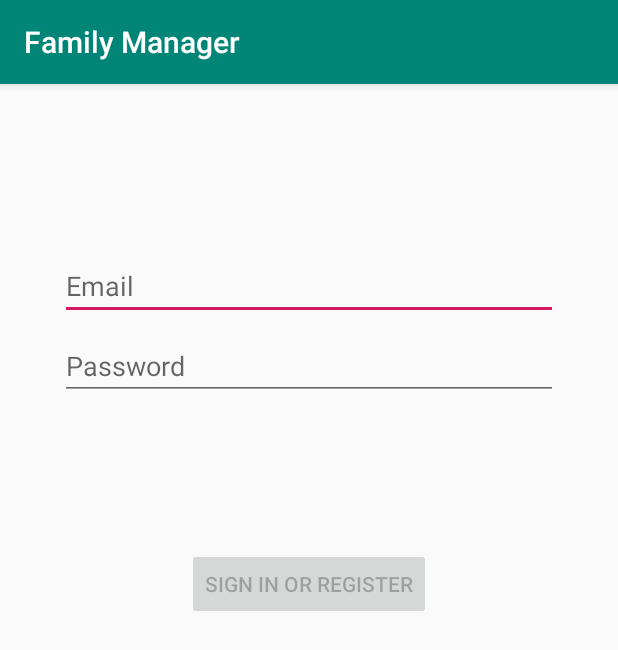
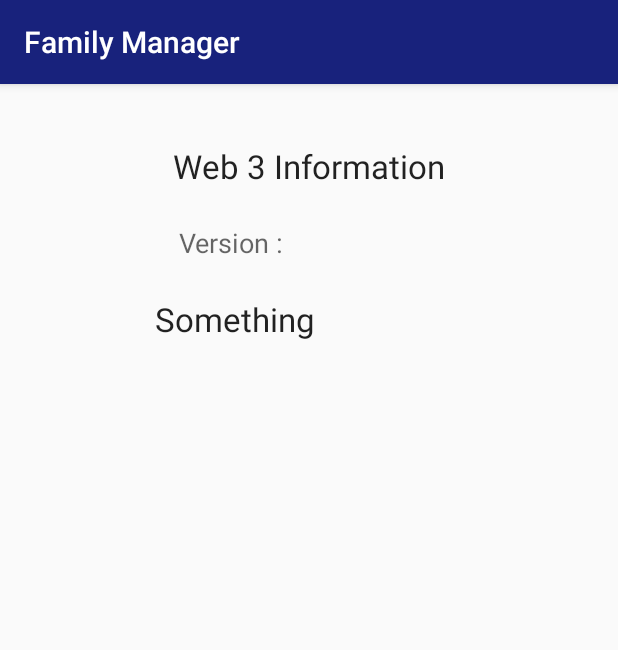
Before and after one commit to MatthewsD776/FamilyManager, an Android app: the screen it shows after launch (LoginActivity), on a phone screen of 412 x 824 dp. Shown: the top 650 px of the screen. Run offline under Robolectric (Android 15) with nearby library versions, the phone set to English and light mode, and no system bars; libraries missing offline, so code that uses them is left out: org.bouncycastle.jce, org.web3j.protocol; 5 statements that could not run were skipped.

```diff
--- /dev/null
+++ b/AndroidApp/app/src/main/java/dev/darrenmatthews/familymanager/GenerateWeb3.java
@@ -0,0 +1,47 @@
+package dev.darrenmatthews.familymanager;
+
+import android.content.Context;
+import android.os.AsyncTask;
+
+import org.web3j.protocol.Web3j;
+import org.web3j.protocol.core.methods.response.Web3ClientVersion;
+import org.web3j.protocol.http.HttpService;
+
+import java.io.IOException;
+
+import dev.darrenmatthews.familymanager.ui.login.OnEventListener;
+
+public class GenerateWeb3 extends AsyncTask<Void, Void, String> {
+    private Exception exception;
+
+    private Context myContext;
+    private OnEventListener<String> myCallBack;
+
+    public GenerateWeb3(Context context, OnEventListener callback){
+        this.myCallBack = callback;
+        this.myContext = context;
+    }
+
+    @Override
+    protected String doInBackground(Void... context) {
+        try {
+            Web3j web3 = Web3j.build(new HttpService("http://192.168.0.58:7545"));
+            Web3ClientVersion web3ClientVersion = web3.web3ClientVersion().send();
+            return web3ClientVersion.getWeb3ClientVersion();
+        } catch (IOException e) {
+            exception = e;
+        }
+
+        return null;
+    }
+
+    protected void onPostExecute(String result){
+        if(this.myCallBack != null) {
+            if(this.exception == null){
+                myCallBack.onSuccess(result);
+            } else {
+                myCallBack.onFailure(exception);
+            }
+        }
+    }
+}
--- a/AndroidApp/app/src/main/java/dev/darrenmatthews/familymanager/Web3Task.java
+++ /dev/null
@@ -1,38 +0,0 @@
-package dev.darrenmatthews.familymanager;
-
-import android.os.AsyncTask;
-import android.util.Log;
-
-import org.web3j.protocol.Web3j;
-import org.web3j.protocol.core.methods.response.Web3ClientVersion;
-import org.web3j.protocol.http.HttpService;
-
-import java.io.IOException;
-
-public class Web3Task extends AsyncTask<String, Void, String> {
-
-    private Exception exception;
-
-    @Override
-    protected String doInBackground(String... url) {
-        try {
-            Web3j web3 = Web3j.build(new HttpService("http://192.168.56.1:7545"));
-            Web3ClientVersion web3ClientVersion = web3.web3ClientVersion().send();
-            String clientVersion = web3ClientVersion.getWeb3ClientVersion();
-
-            return "THIS IS THE CLIENT VERSION " + clientVersion;
-        } catch (IOException e) {
-            e.printStackTrace();
-        }
-
-        return "";
-    }
-
-    protected void onPostExecute(String version){
-        if(this.exception == null) {
-            Log.i("Web3 Tag", version);
-        } else {
-            this.exception.printStackTrace();
-        }
-    }
-}
--- a/AndroidApp/app/src/main/java/dev/darrenmatthews/familymanager/ui/login/LoginActivity.java
+++ b/AndroidApp/app/src/main/java/dev/darrenmatthews/familymanager/ui/login/LoginActivity.java
@@ -1,11 +1,20 @@
 package dev.darrenmatthews.familymanager.ui.login;
 
 import android.os.Bundle;
+import android.util.Log;
+import android.widget.Toast;
 
 import androidx.appcompat.app.AppCompatActivity;
 
+import org.bouncycastle.jce.provider.BouncyCastleProvider;
+import org.web3j.protocol.Web3j;
+import org.web3j.protocol.http.HttpService;
+
+import java.security.Provider;
+import java.security.Security;
+
 import dev.darrenmatthews.familymanager.R;
-import dev.darrenmatthews.familymanager.Web3Task;
+import dev.darrenmatthews.familymanager.GenerateWeb3;
 
 public class LoginActivity extends AppCompatActivity {
 
@@ -13,7 +22,36 @@ public class LoginActivity extends AppCompatActivity {
     public void onCreate(Bundle savedInstanceState) {
         super.onCreate(savedInstanceState);
         setContentView(R.layout.activity_login);
+        setupBouncyCastle();
 
-        new Web3Task().execute();
+        //Dont need async task to connect to web3;
+        Web3j web3 = Web3j.build(new HttpService("http://192.168.0.58:7545"));
+
+        //Connect to Web 3
+        GenerateWeb3 web3Generator = new GenerateWeb3(getApplicationContext(), new OnEventListener<String>(){
+            @Override
+            public void onSuccess(String result) {
+                Toast.makeText(getApplicationContext(), "Success: " + result, Toast.LENGTH_LONG).show();
+            }
+
+            @Override
+            public void onFailure(Exception e) {
+                Toast.makeText(getApplicationContext(), "Error: " + e.getMessage(), Toast.LENGTH_LONG).show();
+            }
+        });
+        web3Generator.execute();
+
+    }
+
+    private void setupBouncyCastle() {
+        final Provider provider = Security.getProvider(BouncyCastleProvider.PROVIDER_NAME);
+        if (provider == null) {
+            return;
+        }
+        if (provider.getClass().equals(BouncyCastleProvider.class)) {
+            return;
+        }
+        Security.removeProvider(BouncyCastleProvider.PROVIDER_NAME);
+        Security.insertProviderAt(new BouncyCastleProvider(), 1);
     }
 }
--- /dev/null
+++ b/AndroidApp/app/src/main/java/dev/darrenmatthews/familymanager/ui/login/OnEventListener.java
@@ -0,0 +1,6 @@
+package dev.darrenmatthews.familymanager.ui.login;
+
+public interface OnEventListener<T> {
+    void onSuccess(T object);
+    void onFailure(Exception e);
+}
--- a/AndroidApp/app/src/main/res/layout/activity_login.xml
+++ b/AndroidApp/app/src/main/res/layout/activity_login.xml
@@ -11,68 +11,36 @@
     android:paddingBottom="@dimen/activity_vertical_margin"
     tools:context=".ui.login.LoginActivity">
 
-    <EditText
-        android:id="@+id/username"
-        android:layout_width="0dp"
+    <TextView
+        android:id="@+id/title"
+        android:layout_width="wrap_content"
         android:layout_height="wrap_content"
-        android:layout_marginStart="24dp"
-        android:layout_marginTop="96dp"
-        android:layout_marginEnd="24dp"
-
-        android:hint="@string/prompt_email"
-        android:inputType="textEmailAddress"
-        android:selectAllOnFocus="true"
+        android:layout_marginTop="24dp"
+        android:text="Web 3 Information"
+        android:textAppearance="@style/TextAppearance.AppCompat.Large"
         app:layout_constraintEnd_toEndOf="parent"
         app:layout_constraintStart_toStartOf="parent"
         app:layout_constraintTop_toTopOf="parent" />
 
-    <EditText
-        android:id="@+id/password"
-        android:layout_width="0dp"
-        android:layout_height="wrap_content"
-        android:layout_marginStart="24dp"
-        android:layout_marginTop="8dp"
-        android:layout_marginEnd="24dp"
-
-        android:hint="@string/prompt_password"
-        android:imeActionLabel="@string/action_sign_in_short"
-        android:imeOptions="actionDone"
-        android:inputType="textPassword"
-        android:selectAllOnFocus="true"
-        app:layout_constraintEnd_toEndOf="parent"
-        app:layout_constraintStart_toStartOf="parent"
-        app:layout_constraintTop_toBottomOf="@+id/username" />
-
-    <Button
-        android:id="@+id/login"
+    <TextView
+        android:id="@+id/version"
         android:layout_width="wrap_content"
         android:layout_height="wrap_content"
-        android:layout_gravity="start"
-        android:layout_marginStart="48dp"
-        android:layout_marginTop="16dp"
-        android:layout_marginEnd="48dp"
-        android:layout_marginBottom="64dp"
-        android:enabled="false"
-        android:text="@string/action_sign_in"
-        app:layout_constraintBottom_toBottomOf="parent"
-        app:layout_constraintEnd_toEndOf="parent"
+        android:layout_marginTop="24dp"
+        android:text="Version : "
+        android:textAppearance="@style/TextAppearance.AppCompat.Medium"
+        app:layout_constraintEnd_toEndOf="@+id/title"
         app:layout_constraintStart_toStartOf="parent"
-        app:layout_constraintTop_toBottomOf="@+id/password"
-        app:layout_constraintVertical_bias="0.2" />
+        app:layout_constraintTop_toBottomOf="@+id/title" />
 
-    <ProgressBar
-        android:id="@+id/loading"
+    <TextView
+        android:id="@+id/textView5"
         android:layout_width="wrap_content"
         android:layout_height="wrap_content"
-        android:layout_gravity="center"
-        android:layout_marginStart="32dp"
-        android:layout_marginTop="64dp"
-        android:layout_marginEnd="32dp"
-        android:layout_marginBottom="64dp"
-        android:visibility="gone"
-        app:layout_constraintBottom_toBottomOf="parent"
-        app:layout_constraintEnd_toEndOf="@+id/password"
-        app:layout_constraintStart_toStartOf="@+id/password"
-        app:layout_constraintTop_toTopOf="parent"
-        app:layout_constraintVertical_bias="0.3" />
+        android:layout_marginTop="24dp"
+        android:text="Something"
+        android:textAppearance="@style/TextAppearance.AppCompat.Large"
+        app:layout_constraintEnd_toEndOf="@+id/title"
+        app:layout_constraintStart_toStartOf="parent"
+        app:layout_constraintTop_toBottomOf="@+id/version" />
 </androidx.constraintlayout.widget.ConstraintLayout>
--- a/AndroidApp/app/src/main/res/values/colors.xml
+++ b/AndroidApp/app/src/main/res/values/colors.xml
@@ -1,6 +1,11 @@
 <?xml version="1.0" encoding="utf-8"?>
 <resources>
-    <color name="colorPrimary">#008577</color>
-    <color name="colorPrimaryDark">#00574B</color>
-    <color name="colorAccent">#D81B60</color>
+    <color name="primaryColor">#18227c</color>
+    <color name="primaryLightColor">#514aac</color>
+    <color name="primaryDarkColor">#00004f</color>
+    <color name="secondaryColor">#d50000</color>
+    <color name="secondaryLightColor">#ff5131</color>
+    <color name="secondaryDarkColor">#9B0000</color>
+    <color name="primaryTextColor">#ffffff</color>
+    <color name="secondaryTextColor">#ffffff</color>
 </resources>
--- a/AndroidApp/app/src/main/res/values/styles.xml
+++ b/AndroidApp/app/src/main/res/values/styles.xml
@@ -3,9 +3,8 @@
     <!-- Base application theme. -->
     <style name="AppTheme" parent="Theme.AppCompat.Light.DarkActionBar">
         <!-- Customize your theme here. -->
-        <item name="colorPrimary">@color/colorPrimary</item>
-        <item name="colorPrimaryDark">@color/colorPrimaryDark</item>
-        <item name="colorAccent">@color/colorAccent</item>
+        <item name="colorPrimary">@color/primaryColor</item>
+        <item name="colorPrimaryDark">@color/primaryDarkColor</item>
     </style>
 
 </resources>
```
Also changed, not shown: AndroidApp/app/src/main/java/dev/darrenmatthews/familymanager/ui/login/LoggedInUserView.java (deleted, +0 -17 lines), AndroidApp/app/src/main/java/dev/darrenmatthews/familymanager/ui/login/LoginFormState.java (deleted, +0 -40 lines), AndroidApp/app/src/main/java/dev/darrenmatthews/familymanager/ui/login/LoginResult.java (deleted, +0 -31 lines), AndroidApp/app/src/main/java/dev/darrenmatthews/familymanager/ui/login/LoginViewModel.java (deleted, +0 -70 lines), AndroidApp/app/src/main/java/dev/darrenmatthews/familymanager/ui/login/LoginViewModelFactory.java (deleted, +0 -26 lines).
